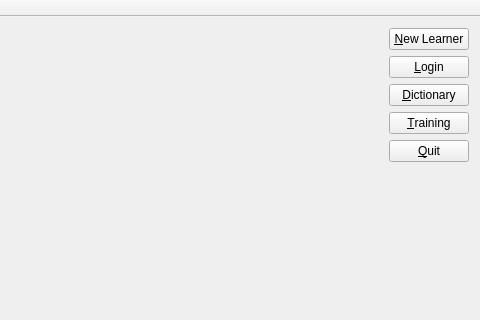
Old version of the form Sources/MainWindow.ui in the repository IvanKosik/ITS; both pictures show x 104 to 584 and y 0 to 320 of the 584 by 458 pixel window.
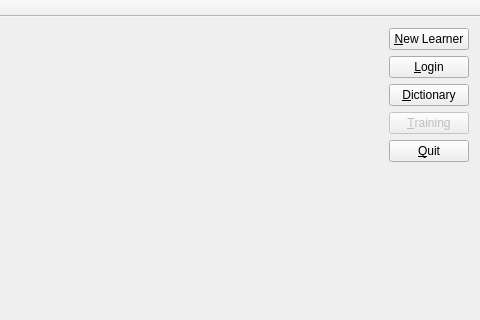
New version of the form.

What changed in the file:
```diff
--- a/Sources/MainWindow.ui
+++ b/Sources/MainWindow.ui
@@ -50,6 +50,9 @@
     </item>
     <item alignment="Qt::AlignRight|Qt::AlignTop">
      <widget class="QPushButton" name="trainingPushButton">
+      <property name="enabled">
+       <bool>false</bool>
+      </property>
       <property name="text">
        <string>&amp;Training</string>
       </property>
```
